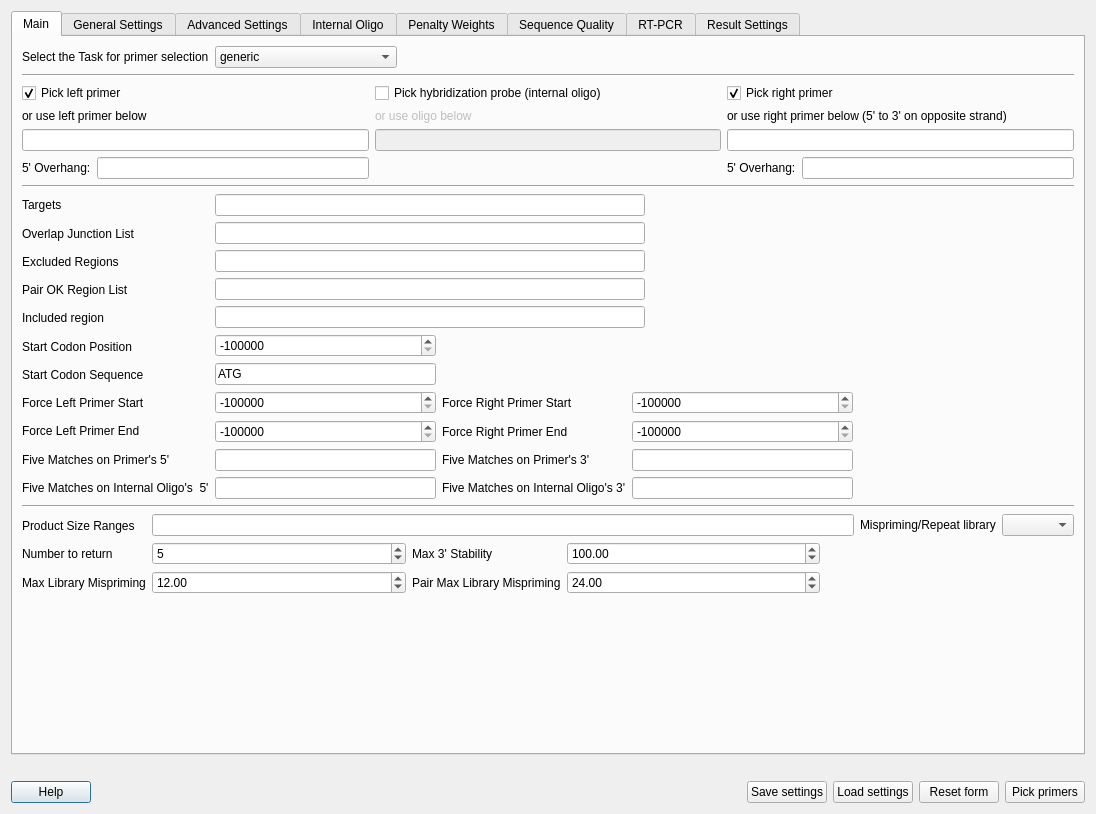
Qt form src/plugins_3rdparty/primer3/src/Primer3Dialog.ui (violethaze74/ugene) before a commit.
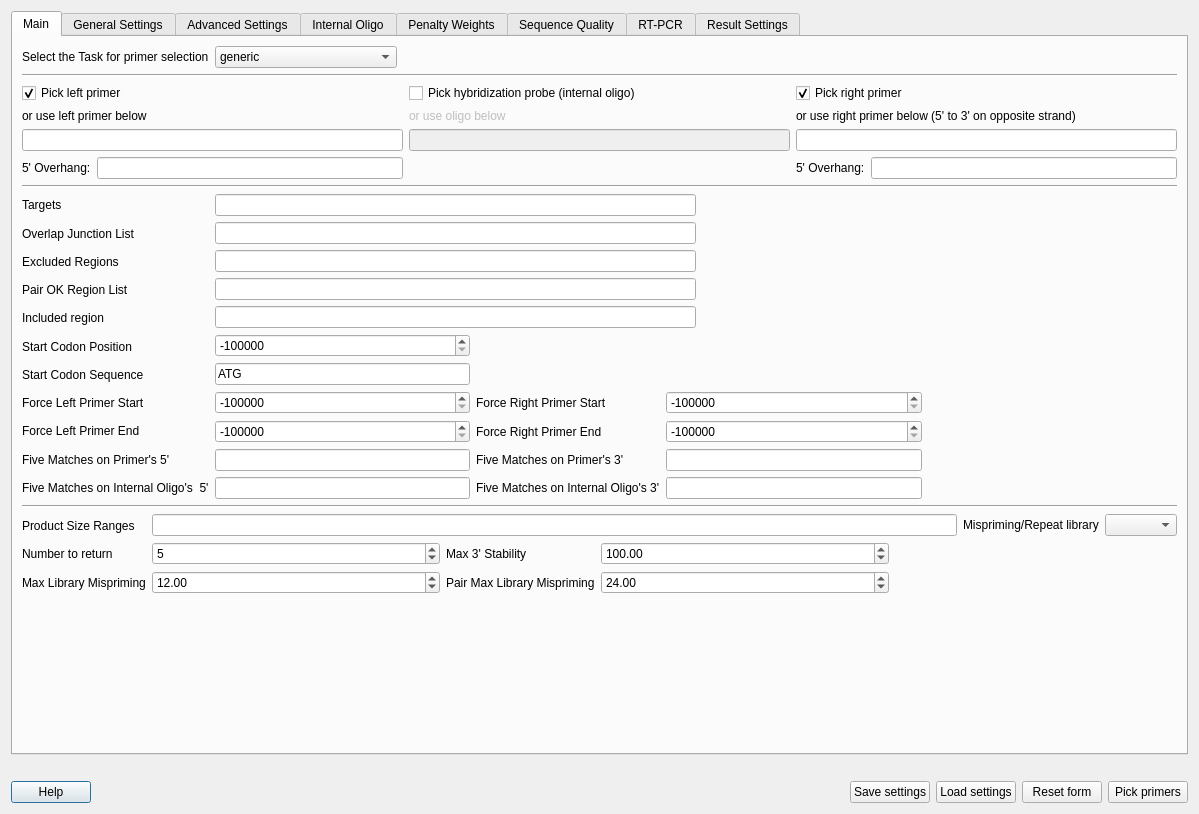
The same form after that commit. The open tabs and pages were chosen to show the change.

What changed in the file:
```diff
--- a/src/plugins_3rdparty/primer3/src/Primer3Dialog.ui
+++ b/src/plugins_3rdparty/primer3/src/Primer3Dialog.ui
@@ -6,7 +6,7 @@
    <rect>
     <x>0</x>
     <y>0</y>
-    <width>1096</width>
+    <width>1199</width>
     <height>814</height>
    </rect>
   </property>
```
Left out of the diff: 2 changed lines with no effect on the pictures.
